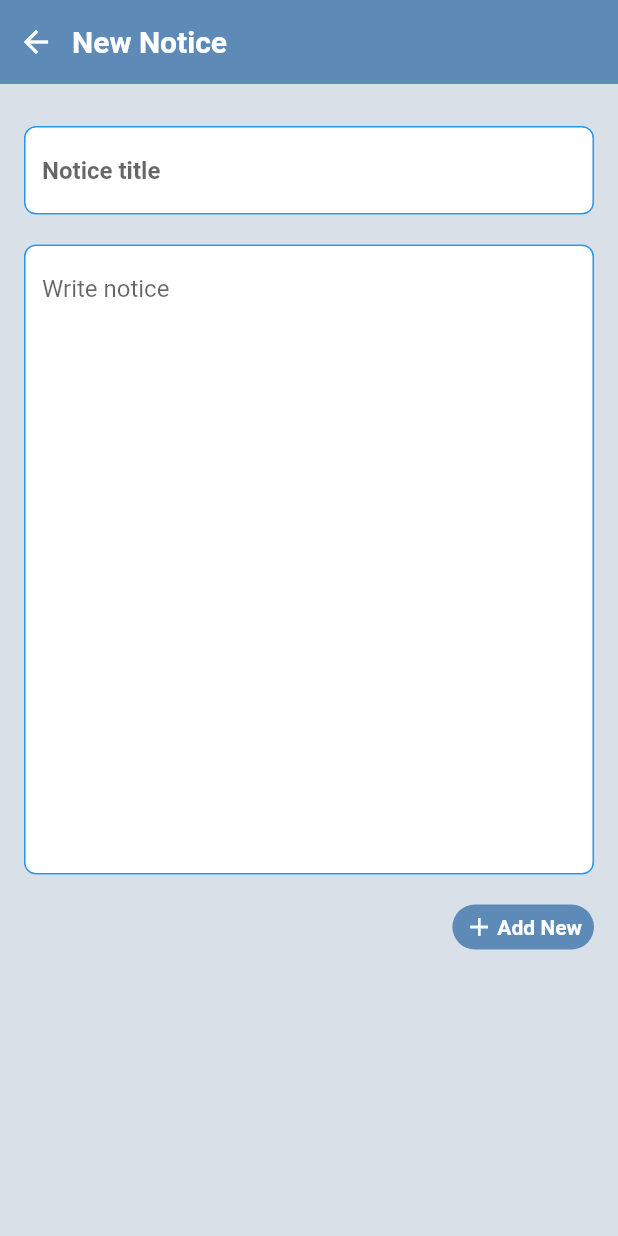
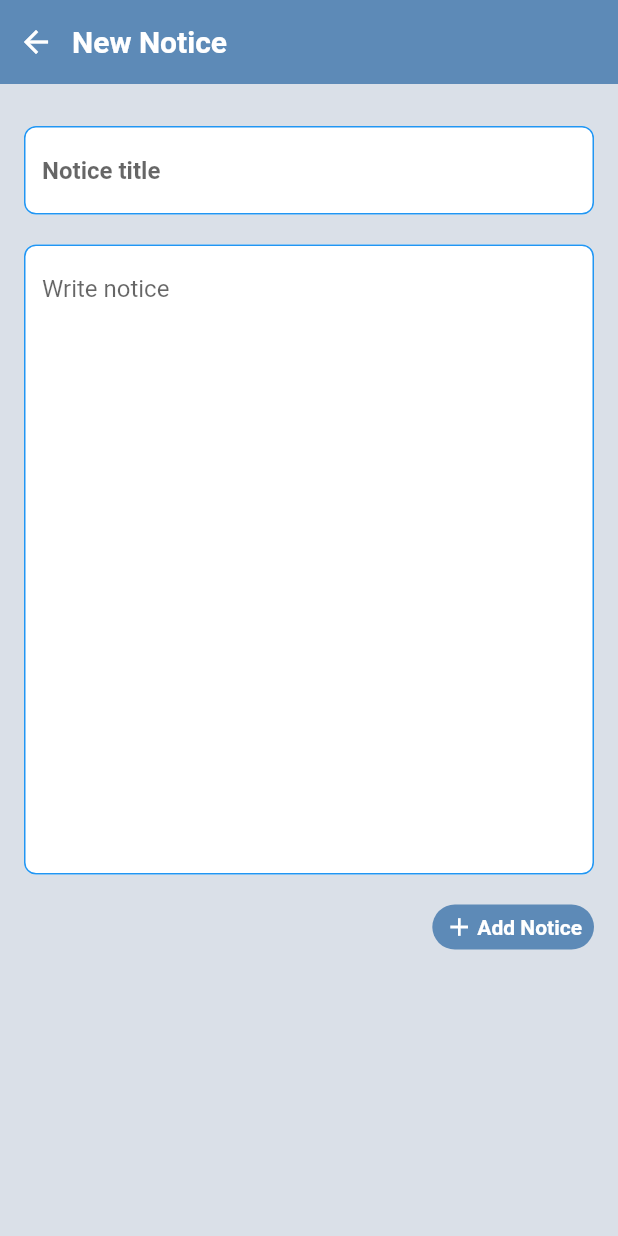
Before and after one commit to j0714/project_with_flutter, a Flutter app: the AddNotice screen opened directly, on a phone screen of 412 x 824 dp. Run offline on Flutter 3.47's test engine with Material 2 defaults, Android fonts, the phone set to English and light mode, and no system bars; our stand-ins replace cloud_firestore, firebase_auth, firebase_core, flutter_colorpicker; accounts and stored records are empty.

```diff
--- a/lib/model/addNotice.dart
+++ b/lib/model/addNotice.dart
@@ -1,5 +1,6 @@
 import 'package:flutter/material.dart';
 import 'package:ui_1/color/shareColor.dart';
+import 'package:firebase_auth/firebase_auth.dart';
 
 class AddNotice extends StatefulWidget {
   const AddNotice({Key? key}) : super(key: key);
@@ -9,6 +10,18 @@ class AddNotice extends StatefulWidget {
 }
 
 class _AddNoticeState extends State<AddNotice> {
+  final _authentication = FirebaseAuth.instance;
+  // final _formKey = GlobalKey<FormState>();
+  String addTitle = '';
+  String addText = '';
+
+  // void _tryValidation(){
+  //   final isValid = _formKey.currentState!.validate();
+  //   if(isValid){
+  //     _formKey.currentState!.save();
+  //   }
+  // }
+
   @override
   Widget build(BuildContext context) {
     return GestureDetector(
@@ -57,13 +70,28 @@ class _AddNoticeState extends State<AddNotice> {
         ),
         body: Scaffold(
           backgroundColor: ColorSet.pageBackgroundColor,
-        body : Padding(
+          body: Padding(
             padding: EdgeInsets.symmetric(vertical: 8, horizontal: 16),
             child: SingleChildScrollView(
               child: Column(
                 children: [
-                SizedBox(height: 20,),
-                TextField(
+                  SizedBox(
+                    height: 20,
+                  ),
+                  TextFormField(
+                    key: ValueKey(1),
+                    validator: (value) {
+                      if (value!.isEmpty) {
+                        return 'Please write notice!';
+                      } else
+                        return null;
+                    },
+                    onSaved: (value) {
+                      addTitle = value!;
+                    },
+                    onChanged: (value) {
+                      addTitle = value;
+                    },
                     decoration: InputDecoration(
                       hintText: 'Notice title',
                       hintStyle: TextStyle(fontWeight: FontWeight.bold),
@@ -76,8 +104,23 @@ class _AddNoticeState extends State<AddNotice> {
                       fillColor: Colors.white,
                     ),
                   ),
-                SizedBox(height: 20,),
-                TextField(
+                  SizedBox(
+                    height: 20,
+                  ),
+                  TextFormField(
+                    key: ValueKey(2),
+                    validator: (value) {
+                      if (value!.isEmpty) {
+                        return 'Please write notice!';
+                      } else
+                        return null;
+                    },
+                    onSaved: (value) {
+                      addText = value!;
+                    },
+                    onChanged: (value) {
+                      addText = value;
+                    },
                     decoration: InputDecoration(
                       hintText: 'Write notice',
                       enabledBorder: OutlineInputBorder(
@@ -90,20 +133,23 @@ class _AddNoticeState extends State<AddNotice> {
                     ),
                     maxLines: 20,
                   ),
-                SizedBox(height : 20),
+                  SizedBox(height: 20),
                   Row(
                     // crossAxisAlignment: CrossAxisAlignment.end,
                     mainAxisAlignment: MainAxisAlignment.end,
                     children: [
                       GestureDetector(
-                      onTap: () {},
+                        onTap: () {
+                          // _tryValidation();
+                          print(addTitle);
+                          print(addText);
+                        },
                         child: Container(
                           padding: EdgeInsets.only(
                               left: 8, right: 8, top: 2, bottom: 2),
                           height: 30,
                           decoration: BoxDecoration(
                               borderRadius: BorderRadius.circular(30),
-                            // color: ColorSet.appBarColor,
                               color: ColorSet.appBarColor),
                           child: Row(
                             children: <Widget>[
@@ -116,7 +162,7 @@ class _AddNoticeState extends State<AddNotice> {
                                 width: 2,
                               ),
                               Text(
-                              'Add New',
+                                'Add Notice',
                                 style: TextStyle(
                                   color: Colors.white,
                                   fontSize: 14,
@@ -139,7 +185,8 @@ class _AddNoticeState extends State<AddNotice> {
                 ],
               ),
             ),
-        ),),
+          ),
+        ),
       ),
     );
   }
--- a/lib/screen/noticePage.dart
+++ b/lib/screen/noticePage.dart
@@ -30,10 +30,10 @@ class _NoticePageState extends State<NoticePage> {
         name: "이도흠",
         noticeTitle: '이거는 제목임',
         noticeText: '길이 아니라 이 정도 길이는 어떻게 되는지 정말 궁금한데 이거 그대로 상자 크기만 커지만 ㄹㅇ 너무 대박인데 Expaned라서 옆으로만 커지는 거 아닌가 모르겠넹',
-        imageURL: 'images/home.png',
+        imageURL: '',
         time: '오후 5:00'),
     NoticeModels(
-        name: "이도흠",
+        name: "이도",
         noticeTitle: '이거는 제목임',
         noticeText: '길이 아니라 이 정도 길이는 어떻게 되는지 정말 궁금한데 이거 그대로 상자 크기만 커지만 ㄹㅇ 너무 대박인데 Expaned라서 옆으로만 커지는 거 아닌가 모르겠넹',
         imageURL: 'images/home.png',
@@ -132,6 +132,7 @@ class _NoticePageState extends State<NoticePage> {
               ListView.builder(
                 itemCount: noticeModels.length,
                 shrinkWrap: true,
+                reverse: true,
                 padding: EdgeInsets.only(top : 16),
                 physics: NeverScrollableScrollPhysics(),
                 itemBuilder: (context, index) {
--- a/lib/widget/conversationList.dart
+++ b/lib/widget/conversationList.dart
@@ -1,5 +1,6 @@
 import 'package:ui_1/screen/chatDetailPage.dart';
 import 'package:flutter/material.dart';
+import 'package:ui_1/screen/chatScreen.dart';
 
 class ConversationList extends StatefulWidget {
   String name;
@@ -26,7 +27,8 @@ class _ConversationListState extends State<ConversationList> {
           context,
           MaterialPageRoute(
             builder: (context) {
-              return ChatDetailPage();
+              // return ChatDetailPage();
+              return ChatScreen();
             },
           ),
         );
```
Lines whose indentation alone changed are shown as unchanged.
